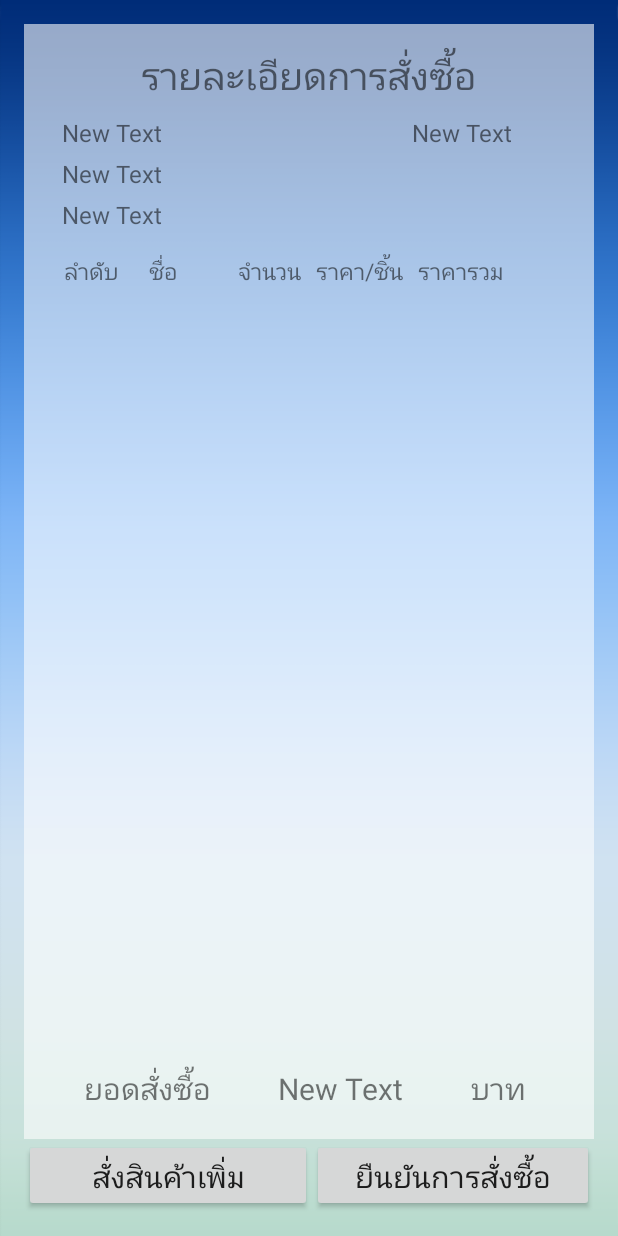
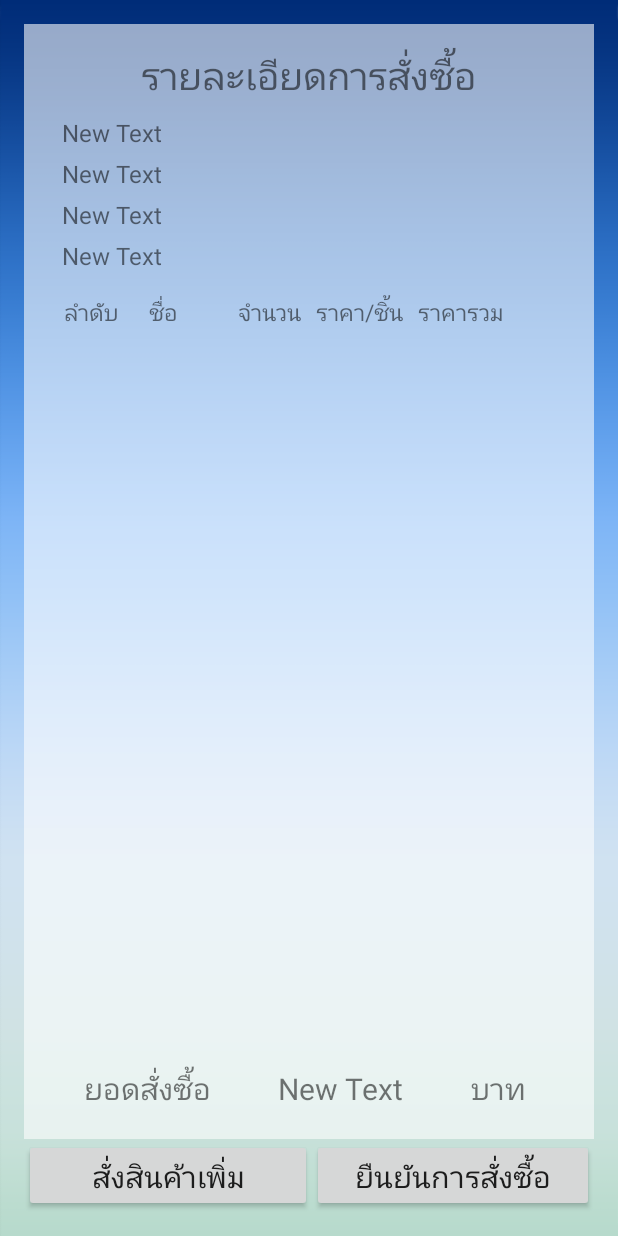
Before and after one commit to SittichokBenjanak/25-10-2559, an Android app: the layout activity_confirm_order.xml on its own in the app's theme, with its tools: preview values and no code run, on a phone screen of 412 x 824 dp. Run offline under Robolectric (Android 15) with nearby library versions, the phone set to English and light mode, and no system bars.

```diff
--- a/app/src/main/java/drucc/sittichok/heyheybread/HubActivity.java
+++ b/app/src/main/java/drucc/sittichok/heyheybread/HubActivity.java
@@ -44,7 +44,7 @@ public class HubActivity extends AppCompatActivity implements View.OnClickListen
         AlertDialog.Builder dialog = new AlertDialog.Builder(this);
         dialog.setIcon(R.drawable.icon_question);
         dialog.setCancelable(true);
-        dialog.setMessage("คุณต้องการจะปิดแอพพลิเคชั่น?");
+        dialog.setMessage("คุณต้องการออกจากระบบ?");
         dialog.setPositiveButton("ใช่", new DialogInterface.OnClickListener() {
             public void onClick(DialogInterface dialog, int which) {
                 Intent objIntent = new Intent(HubActivity.this, MainActivity.class);
--- a/app/src/main/res/layout/activity_confirm_order.xml
+++ b/app/src/main/res/layout/activity_confirm_order.xml
@@ -48,17 +48,16 @@
                     android:textSize="16dp"
                     android:layout_marginBottom="5dp" />
 
+            </LinearLayout>
+
             <TextView
                 android:layout_width="wrap_content"
                 android:layout_height="wrap_content"
                 android:id="@+id/textView19"
                 android:textSize="16dp"
-                    android:gravity="right"
                 android:text="New Text"
-                    android:layout_marginRight="40dp"
                 android:layout_marginBottom="5dp"
-                    android:layout_weight="1" />
-            </LinearLayout>
+                android:layout_marginLeft="10dp" />
 
             <TextView
                 android:layout_width="wrap_content"
```
Also changed, not shown: app/src/main/java/drucc/sittichok/heyheybread/CheckmoneyActivity.java (+7 -3 lines), app/src/main/java/drucc/sittichok/heyheybread/ConfirmOrderActivity.java (+13 -3 lines), app/src/main/java/drucc/sittichok/heyheybread/MainActivity.java (+19 -0 lines). Lines whose indentation alone changed are shown as unchanged.
